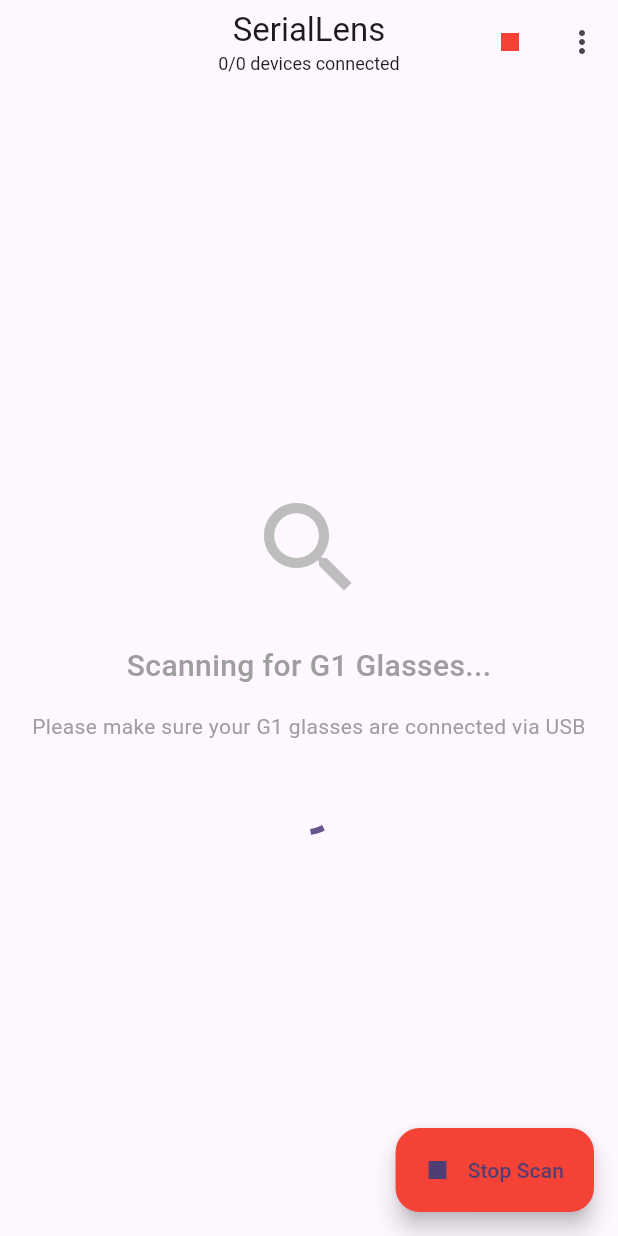
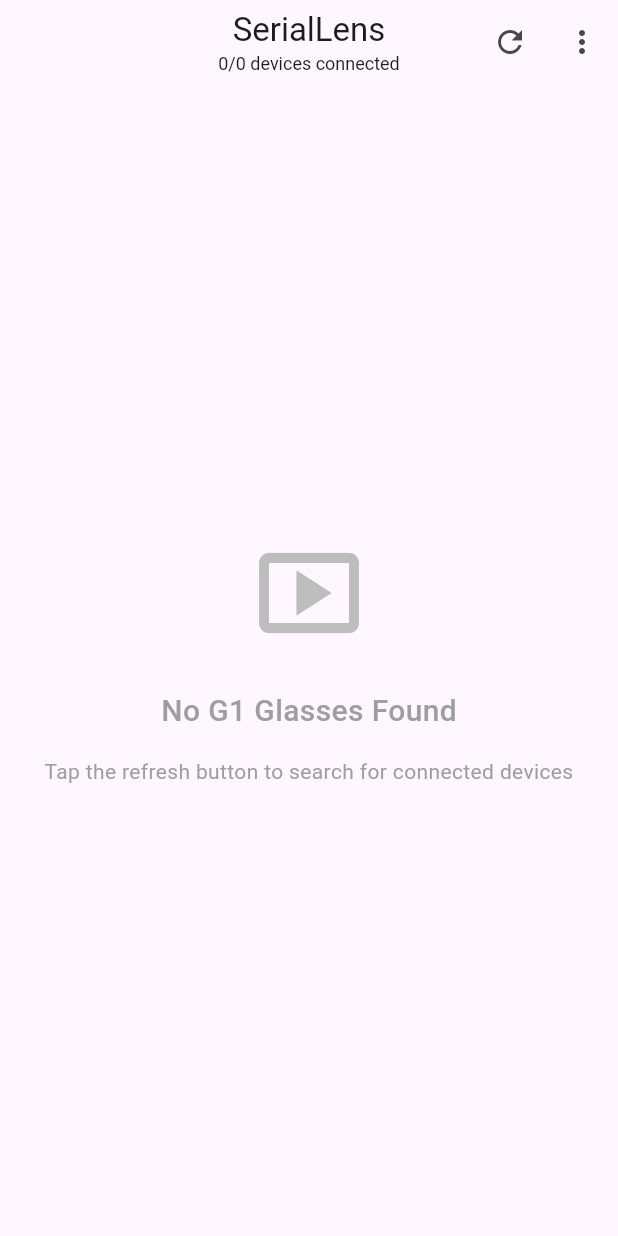
Before and after one commit to razem-io/SerialLens, a Flutter app: the screen it shows after launch, on a phone screen of 412 x 824 dp. Run offline on Flutter 3.47's test engine with Material 3 defaults, Android fonts, the phone set to English and light mode, and no system bars; our stand-ins replace fl_chart; missing offline and left inert: flutter_libserialport.

Commit message:
only scan once at startup and then on demand

```diff
--- a/lib/screens/home_screen.dart
+++ b/lib/screens/home_screen.dart
@@ -15,9 +15,9 @@ class _HomeScreenState extends State<HomeScreen> {
   @override
   void initState() {
     super.initState();
-    // Start scanning for devices when the app launches
+    // Perform initial scan when the app launches
     WidgetsBinding.instance.addPostFrameCallback((_) {
-      context.read<DeviceProvider>().startScanning();
+      context.read<DeviceProvider>().startInitialScan();
     });
   }
 
@@ -39,23 +39,12 @@ class _HomeScreenState extends State<HomeScreen> {
           ],
         ),
         actions: [
-          Consumer<DeviceProvider>(
-            builder: (context, provider, child) {
-              return IconButton(
-                onPressed: () {
-                  if (provider.isScanning) {
-                    provider.stopScanning();
-                  } else {
-                    provider.startScanning();
-                  }
-                },
-                icon: Icon(
-                  provider.isScanning ? Icons.stop : Icons.search,
-                  color: provider.isScanning ? Colors.red : null,
-                ),
-                tooltip: provider.isScanning ? 'Stop Scanning' : 'Start Scanning',
-              );
+          IconButton(
+            onPressed: () {
+              context.read<DeviceProvider>().scanOnce();
             },
+            icon: const Icon(Icons.refresh),
+            tooltip: 'Scan for Devices',
           ),
           PopupMenuButton<String>(
             onSelected: (value) {
@@ -92,76 +81,48 @@ class _HomeScreenState extends State<HomeScreen> {
       body: Consumer<DeviceProvider>(
         builder: (context, provider, child) {
           if (provider.devices.isEmpty) {
-            return _buildEmptyState(provider.isScanning);
+            return _buildEmptyState(false);
           }
 
           return RefreshIndicator(
             onRefresh: () async {
-              provider.stopScanning();
-              await Future.delayed(const Duration(milliseconds: 500));
-              provider.startScanning();
+              await provider.scanOnce();
             },
             child: _buildDeviceList(provider.devices),
-          );
-        },
-      ),
-      floatingActionButton: Consumer<DeviceProvider>(
-        builder: (context, provider, child) {
-          return FloatingActionButton.extended(
-            onPressed: () {
-              if (provider.isScanning) {
-                provider.stopScanning();
-              } else {
-                provider.startScanning();
-              }
-            },
-            icon: Icon(
-              provider.isScanning ? Icons.stop : Icons.search,
-            ),
-            label: Text(
-              provider.isScanning ? 'Stop Scan' : 'Scan Devices',
-            ),
-            backgroundColor: provider.isScanning ? Colors.red : null,
           );
         },
       ),
     );
   }
 
-  Widget _buildEmptyState(bool isScanning) {
+  Widget _buildEmptyState(bool _) {
     return Center(
       child: Column(
         mainAxisAlignment: MainAxisAlignment.center,
         children: [
           Icon(
-            isScanning ? Icons.search : Icons.smart_display_outlined,
+            Icons.smart_display_outlined,
             size: 80,
             color: Colors.grey[400],
           ),
           const SizedBox(height: 24),
-          Text(
-            isScanning ? 'Scanning for G1 Glasses...' : 'No G1 Glasses Found',
-            style: const TextStyle(
+          const Text(
+            'No G1 Glasses Found',
+            style: TextStyle(
               fontSize: 20,
               fontWeight: FontWeight.w500,
               color: Colors.grey,
             ),
           ),
           const SizedBox(height: 16),
-          Text(
-            isScanning
-                ? 'Please make sure your G1 glasses are connected via USB'
-                : 'Tap the scan button to search for connected devices',
-            style: const TextStyle(
+          const Text(
+            'Tap the refresh button to search for connected devices',
+            style: TextStyle(
               fontSize: 14,
               color: Colors.grey,
             ),
             textAlign: TextAlign.center,
           ),
-          if (isScanning) ...[
-            const SizedBox(height: 24),
-            const CircularProgressIndicator(),
-          ],
         ],
       ),
     );
@@ -285,9 +246,4 @@ class _HomeScreenState extends State<HomeScreen> {
     );
   }
 
-  @override
-  void dispose() {
-    context.read<DeviceProvider>().stopScanning();
-    super.dispose();
-  }
 }
```
Also changed, not shown: lib/providers/device_provider.dart (+4 -14 lines), lib/services/serial_device_manager.dart (+6 -8 lines).
